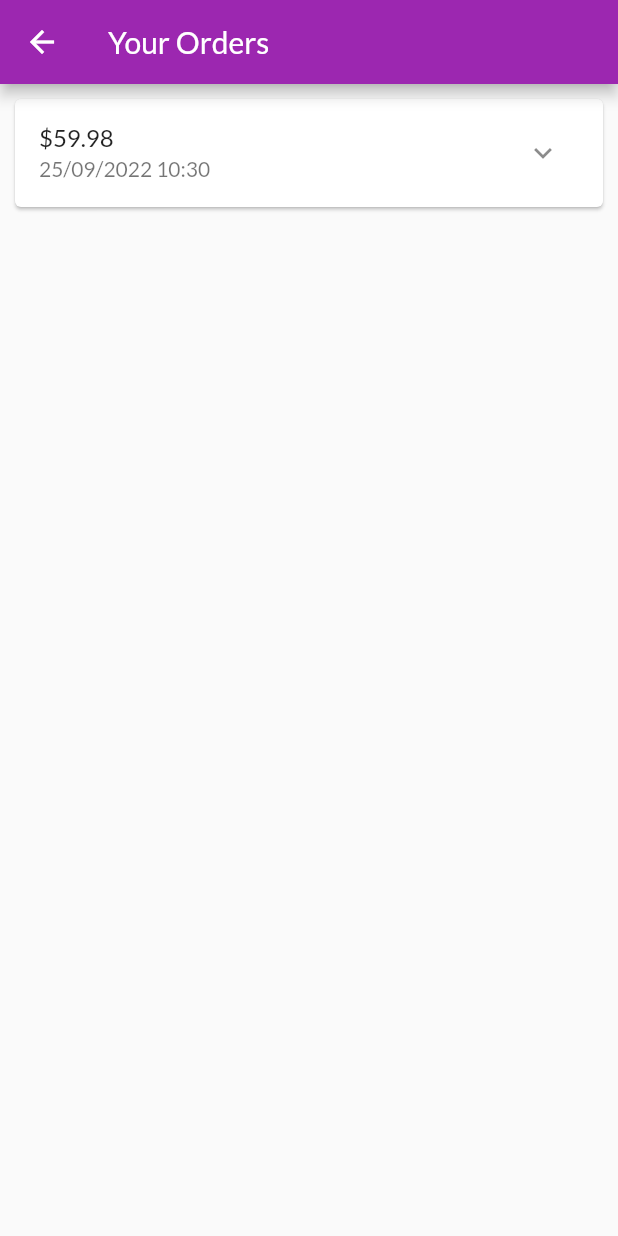
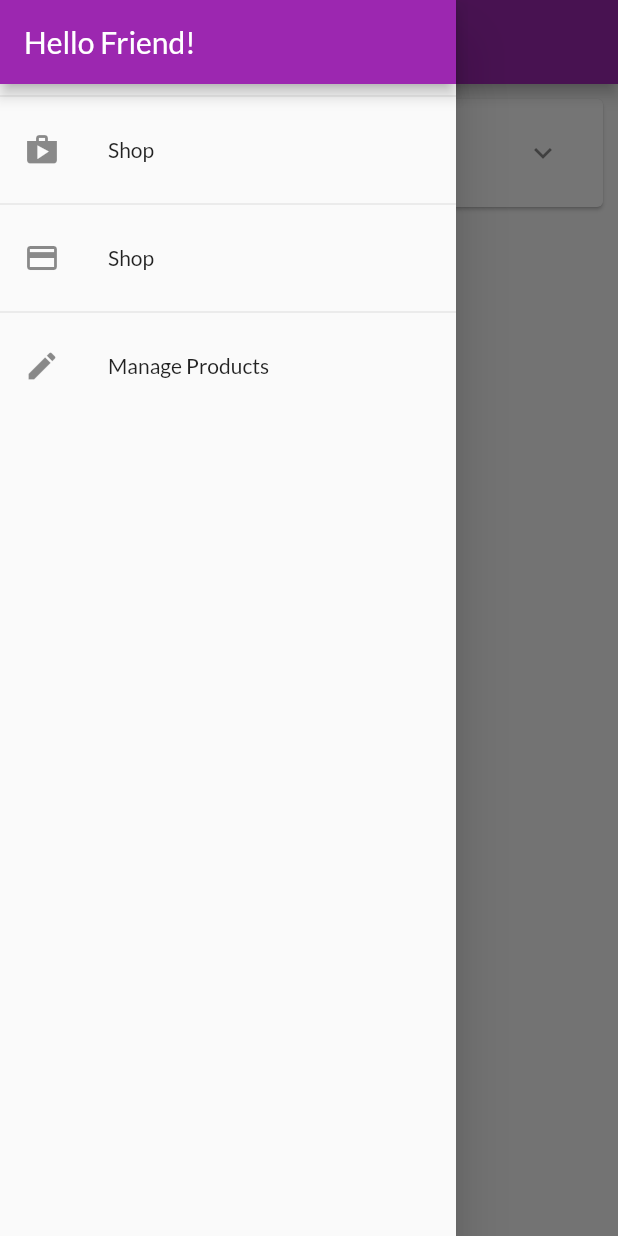
Before and after one commit to ngocgiau31/CT484, a Flutter app: the CartScreen screen opened directly, with the side drawer open (before the commit the screen has no drawer), on a phone screen of 412 x 824 dp. Run offline on Flutter 3.47's test engine with Material 2 defaults, Android fonts, the phone set to English and light mode, and no system bars.

Commit message:
Xay dung drawer va dinh tuyen theo ten

```diff
--- a/lib/ui/orders/orders_screen.dart
+++ b/lib/ui/orders/orders_screen.dart
@@ -1,10 +1,11 @@
 import 'package:flutter/material.dart';
+import 'package:myshop/ui/shared/app_drawer.dart';
 
 import 'order_manager.dart';
 import 'order_item_card.dart';
 
 class CartScreen extends StatelessWidget {
-  static const routeName = '/cart';
+  static const routeName = '/orders';
   const CartScreen({super.key});
 
   @override
@@ -14,6 +15,7 @@ class CartScreen extends StatelessWidget {
       appBar: AppBar(
         title: const Text('Your Orders'),
       ),
+      drawer: const AppDrawer(),
       body: ListView.builder(
         itemCount: ordersManager.orderCount,
         itemBuilder: (ctx, i) => OrderItemCard(ordersManager.orders[i]),
--- a/lib/ui/products/product_detail_screen.dart
+++ b/lib/ui/products/product_detail_screen.dart
@@ -2,6 +2,7 @@ import 'package:flutter/material.dart';
 import '../../models/product.dart';
 
 class ProductDetailScreen extends StatelessWidget {
+  static const routeName = '/product-detail';
   const ProductDetailScreen(
     this.product, {
     super.key,
--- a/lib/ui/products/products_manager.dart
+++ b/lib/ui/products/products_manager.dart
@@ -48,4 +48,7 @@ class ProductsManager {
   List<Product> get favoriteItems {
     return _items.where((prodItem) => prodItem.isFavorite).toList();
   }
+   Product findById(String id) {
+    return _items.firstWhere((prod) => prod.id == id);
+  }
 }
--- a/lib/ui/products/user_products_screen.dart
+++ b/lib/ui/products/user_products_screen.dart
@@ -1,8 +1,10 @@
 import 'package:flutter/material.dart';
 import 'user_product_list_tile.dart';
 import 'products_manager.dart';
+import '../shared/app_drawer.dart';
 
 class UserProductsScreen extends StatelessWidget {
+  static const routeName = '/user-products';
   const UserProductsScreen({super.key});
 
   @override
@@ -15,6 +17,7 @@ class UserProductsScreen extends StatelessWidget {
           buildAddButton(),
         ],
       ),
+      drawer: const AppDrawer(),
       body: RefreshIndicator(
         onRefresh: () async => print('refresh products'),
         child: buildUserProductListView(productsManager),
--- /dev/null
+++ b/lib/ui/screens.dart
@@ -0,0 +1,8 @@
+export 'products/product_overview_screen.dart';
+export 'products/product_detail_screen.dart';
+export 'products/user_products_screen.dart';
+export 'products/products_manager.dart';
+export 'orders/orders_screen.dart';
+export 'orders/order_manager.dart';
+export 'cart/cart_screen.dart';
+export 'cart/cart_manager.dart';
--- /dev/null
+++ b/lib/ui/shared/app_drawer.dart
@@ -0,0 +1,45 @@
+import 'package:flutter/material.dart';
+import '../orders/orders_screen.dart';
+import '../products/user_products_screen.dart';
+
+class AppDrawer extends StatelessWidget{
+  const AppDrawer({super.key});
+
+  @override
+  Widget build(BuildContext context){
+    return Drawer(
+      child: Column(
+        children: <Widget>[
+          AppBar(
+            title: const Text('Hello Friend!'),
+            automaticallyImplyLeading: false,
+          ),
+          const Divider(),
+          ListTile(
+            leading: const Icon(Icons.shop),
+            title: const Text('Shop'),
+            onTap: (){
+              Navigator.of(context).pushReplacementNamed('/');
+            },
+          ),
+          const Divider(),
+          ListTile(
+            leading: const Icon(Icons.payment),
+            title: const Text('Shop'),
+            onTap: (){
+              Navigator.of(context).pushReplacementNamed(OrderScreen.routeName);
+            },
+          ),
+          const Divider(),
+          ListTile(
+            leading: const Icon(Icons.edit),
+            title: const Text('Manage Products'),
+            onTap: (){
+              Navigator.of(context).pushReplacementNamed(UserProductsScreen.routeName);
+            },
+          ),
+        ],
+      ),
+    );
+  }
+}
```
Also changed, not shown: lib/ui/products/product_grid_tile.dart (+3 -4 lines), lib/ui/products/product_overview_screen.dart (renamed from lib/ui/product_overview_screen.dart, +10 -10 lines), lib/ui/products/top_right_badge.dart (added, +46 -0 lines).
